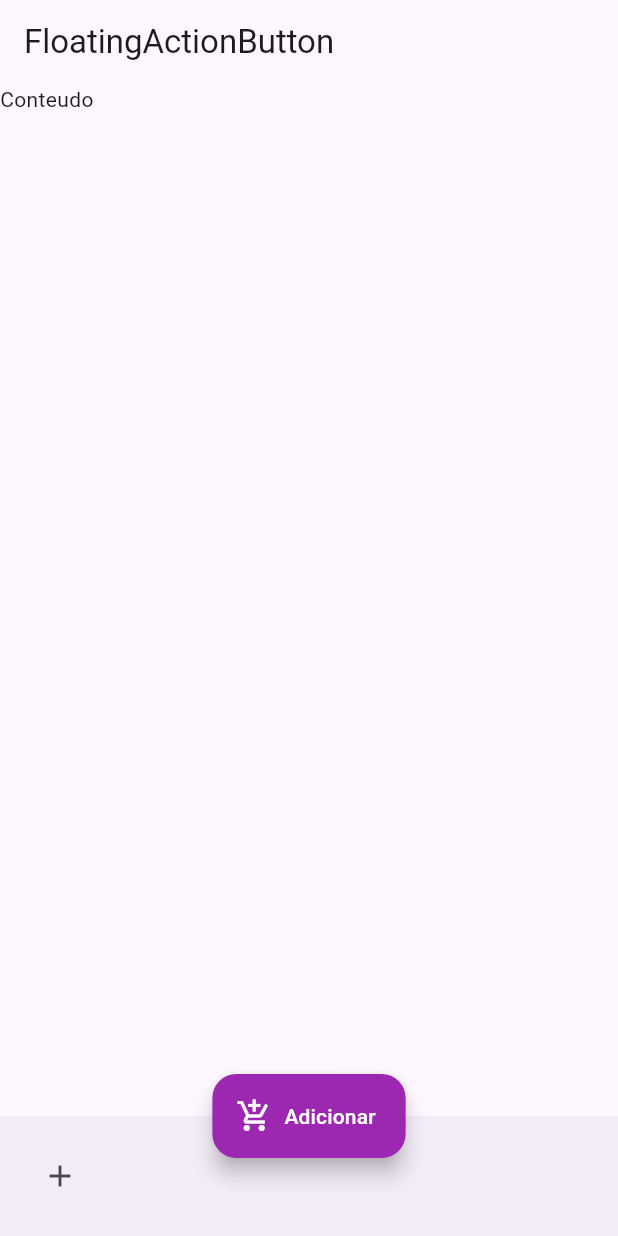
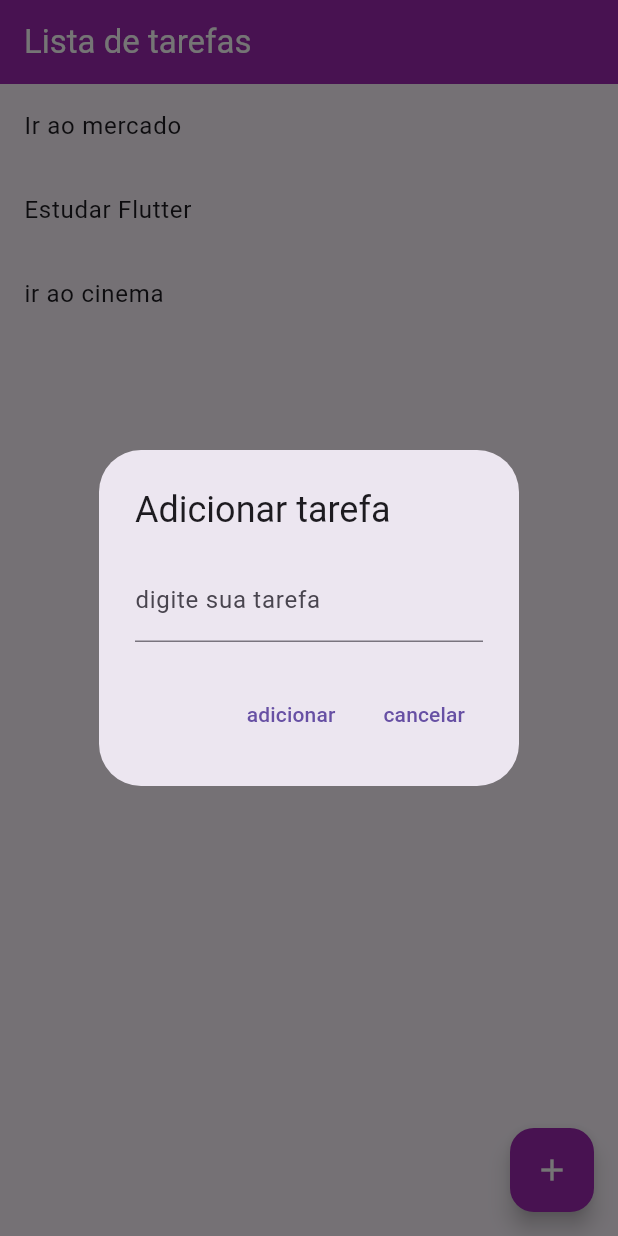
Before and after one commit to MauricioSts/APP-lista_de_tarefas, a Flutter app: the screen it shows after launch, after a tap on the "add" icon, on a phone screen of 412 x 824 dp. Run offline on Flutter 3.47's test engine with Material 3 defaults, Android fonts, the phone set to English and light mode, and no system bars.

Commit message:
criando a interface

```diff
--- a/lib/Home.dart
+++ b/lib/Home.dart
@@ -6,34 +6,51 @@ class Home extends StatefulWidget {
 }
 
 class _HomeState extends State<Home> {
+  List _listaTarefas = ["Ir ao mercado", "Estudar Flutter", "ir ao cinema"];
   @override
   Widget build(BuildContext context) {
     return Scaffold(
-      appBar: AppBar(title: Text("FloatingActionButton")),
-      body: Text("Conteudo"),
-
-      floatingActionButtonLocation: FloatingActionButtonLocation.centerDocked,
-      //floatingActionButton: FloatingActionButton(
-      floatingActionButton: FloatingActionButton.extended(
+      appBar: AppBar(
+        title: Text("Lista de tarefas", style: TextStyle(color: Colors.white)),
         backgroundColor: Colors.purple,
-        foregroundColor: Colors.white,
-        elevation: 6,
-        icon: Icon(Icons.add_shopping_cart),
-        label: Text("Adicionar"),
-        /*shape: BeveledRectangleBorder(
-          borderRadius: BorderRadius.circular(50)
-        ),*/
-        //mini: true,
-        /*child: Icon(Icons.add),
-          onPressed: (){
-            print("Resultado: botao pressionado!");
-          }*/
       ),
-      bottomNavigationBar: BottomAppBar(
-        //shape: CircularNotchedRectangle(),
-        child: Row(
-          children: <Widget>[
-            IconButton(onPressed: () {}, icon: Icon(Icons.add)),
+      floatingActionButtonLocation: FloatingActionButtonLocation.endFloat,
+      floatingActionButton: FloatingActionButton(
+        onPressed: () {
+          showDialog(
+            context: context,
+            builder: (context) {
+              return AlertDialog(
+                title: Text("Adicionar tarefa"),
+                content: TextField(
+                  decoration: InputDecoration(labelText: "digite sua tarefa"),
+                  onChanged: (text) {},
+                ),
+                actions: [
+                  TextButton(onPressed: () {}, child: Text("adicionar")),
+                  TextButton(
+                    child: Text("cancelar"),
+                    onPressed: () => Navigator.pop(context),
+                  ),
+                ],
+              );
+            },
+          );
+        },
+        backgroundColor: Colors.purple,
+        child: Icon(Icons.add, color: Colors.white),
+      ),
+      body: Container(
+        child: Column(
+          children: [
+            Expanded(
+              child: ListView.builder(
+                itemCount: _listaTarefas.length,
+                itemBuilder: (context, index) {
+                  return ListTile(title: Text(_listaTarefas[index]));
+                },
+              ),
+            ),
           ],
         ),
       ),
```
